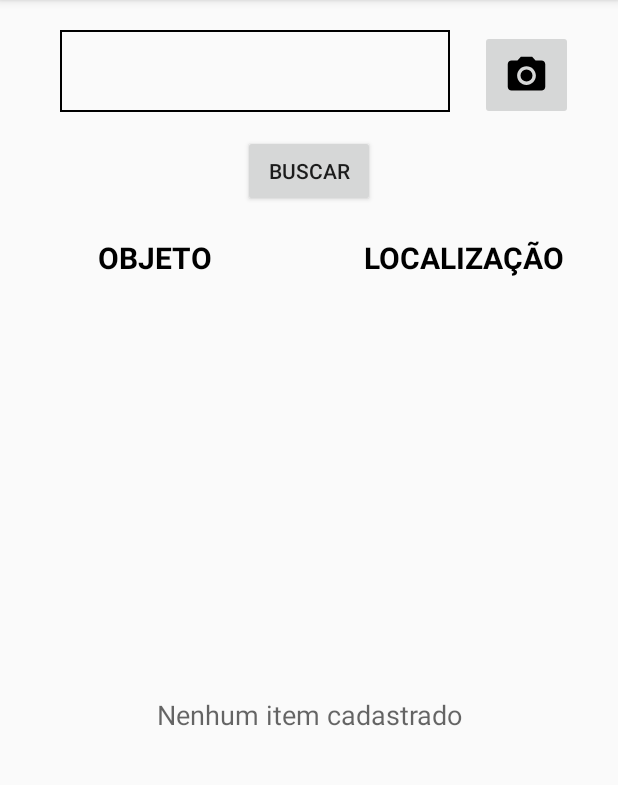
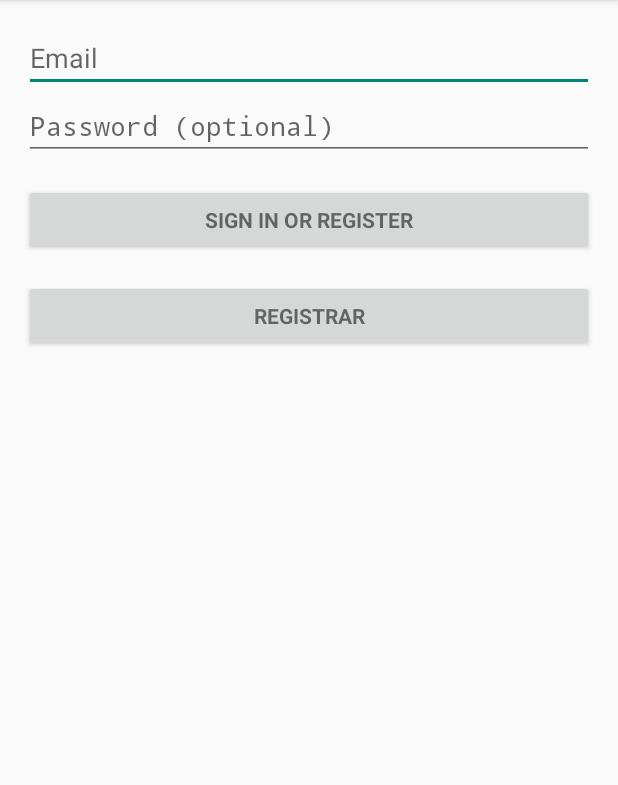
Before and after one commit to judsonmatheus/PatriMobi, an Android app: the screen it shows after launch (MainActivity before the commit, LoginActivity after it), on a phone screen of 412 x 824 dp, the part 84-869 px from its top. Run offline under Robolectric (Android 15) with nearby library versions, the phone set to English and light mode, and no system bars; our stand-ins replace Firebase (no records; nobody signed in at launch, a user with empty details on screens opened directly).

Commit message:
Login adicionado. Agora é possivel registrar e realizar login de usuarios

```diff
--- a/app/src/main/java/com/aula5/judson/patrimobi/activity/SplashScreenActivity.java
+++ b/app/src/main/java/com/aula5/judson/patrimobi/activity/SplashScreenActivity.java
@@ -23,7 +23,7 @@ public class SplashScreenActivity extends AppCompatActivity {
     }
 
     private void openMain(){
-        Intent intent = new Intent(SplashScreenActivity.this, MainActivity.class);
+        Intent intent = new Intent(SplashScreenActivity.this, LoginActivity.class);
         startActivity(intent);
         finish();
     }
--- /dev/null
+++ b/app/src/main/res/layout/activity_login.xml
@@ -0,0 +1,77 @@
+<LinearLayout xmlns:android="http://schemas.android.com/apk/res/android"
+    xmlns:tools="http://schemas.android.com/tools"
+    android:layout_width="match_parent"
+    android:layout_height="match_parent"
+    android:gravity="center_horizontal"
+    android:orientation="vertical"
+    android:paddingBottom="@dimen/activity_vertical_margin"
+    android:paddingLeft="@dimen/activity_horizontal_margin"
+    android:paddingRight="@dimen/activity_horizontal_margin"
+    android:paddingTop="@dimen/activity_vertical_margin"
+    tools:context="com.aula5.judson.patrimobi.activity.LoginActivity">
+
+    <!-- Login progress -->
+    <ProgressBar
+        android:id="@+id/login_progress"
+        style="?android:attr/progressBarStyleLarge"
+        android:layout_width="wrap_content"
+        android:layout_height="wrap_content"
+        android:layout_marginBottom="8dp"
+        android:visibility="gone" />
+
+    <ScrollView
+        android:id="@+id/login_form"
+        android:layout_width="match_parent"
+        android:layout_height="match_parent">
+
+        <LinearLayout
+            android:id="@+id/email_login_form"
+            android:layout_width="match_parent"
+            android:layout_height="wrap_content"
+            android:orientation="vertical">
+
+            <AutoCompleteTextView
+                android:id="@+id/email"
+                android:layout_width="match_parent"
+                android:layout_height="wrap_content"
+                android:hint="@string/prompt_email"
+                android:inputType="textEmailAddress"
+                android:maxLines="1"
+                android:singleLine="true" />
+
+            <EditText
+                android:id="@+id/password"
+                android:layout_width="match_parent"
+                android:layout_height="wrap_content"
+                android:hint="@string/prompt_password"
+                android:imeActionId="6"
+                android:imeActionLabel="@string/action_sign_in_short"
+                android:imeOptions="actionUnspecified"
+                android:inputType="textPassword"
+                android:maxLines="1"
+                android:singleLine="true" />
+
+            <Button
+                android:id="@+id/email_sign_in_button"
+                style="?android:textAppearanceSmall"
+                android:layout_width="match_parent"
+                android:layout_height="wrap_content"
+                android:layout_marginTop="16dp"
+                android:text="@string/action_sign_in"
+                android:textStyle="bold"
+                android:onClick="login"
+                />
+            <Button
+                android:id="@+id/email_register_in_button"
+                style="?android:textAppearanceSmall"
+                android:layout_width="match_parent"
+                android:layout_height="wrap_content"
+                android:layout_marginTop="16dp"
+                android:text="Registrar"
+                android:textStyle="bold"
+                android:onClick="register"
+                />
+
+        </LinearLayout>
+    </ScrollView>
+</LinearLayout>
--- /dev/null
+++ b/app/src/main/res/values/dimens.xml
@@ -0,0 +1,5 @@
+<resources>
+    <!-- Default screen margins, per the Android Design guidelines. -->
+    <dimen name="activity_horizontal_margin">16dp</dimen>
+    <dimen name="activity_vertical_margin">16dp</dimen>
+</resources>
--- a/app/src/main/res/values/strings.xml
+++ b/app/src/main/res/values/strings.xml
@@ -1,3 +1,17 @@
 <resources>
     <string name="app_name">PatriMobi</string>
+    <string name="title_activity_login">Sign in</string>
+
+    <!-- Strings related to login -->
+    <string name="prompt_email">Email</string>
+    <string name="prompt_password">Password (optional)</string>
+    <string name="action_sign_in">Sign in or register</string>
+    <string name="action_sign_in_short">Sign in</string>
+    <string name="error_invalid_email">This email address is invalid</string>
+    <string name="error_invalid_password">This password is too short</string>
+    <string name="error_incorrect_password">This password is incorrect</string>
+    <string name="error_field_required">This field is required</string>
+    <string name="permission_rationale">"Contacts permissions are needed for providing email
+        completions."
+    </string>
 </resources>
--- a/build.gradle
+++ b/build.gradle
@@ -12,6 +12,7 @@ buildscript {
 
         // NOTE: Do not place your application dependencies here; they belong
         // in the individual module build.gradle files
+        classpath 'com.google.gms:google-services:3.1.0'
     }
 }
 
```
Also changed, not shown: app/build.gradle (+7 -0 lines), app/src/main/AndroidManifest.xml (+10 -1 lines), app/src/main/java/com/aula5/judson/patrimobi/activity/LoginActivity.java (added, +93 -0 lines), app/src/main/java/com/aula5/judson/patrimobi/activity/MainActivity.java (+28 -1 lines), app/src/main/res/drawable/main_menu_logout.xml (added, +9 -0 lines), app/src/main/res/menu/main_menu.xml (added, +12 -0 lines).
